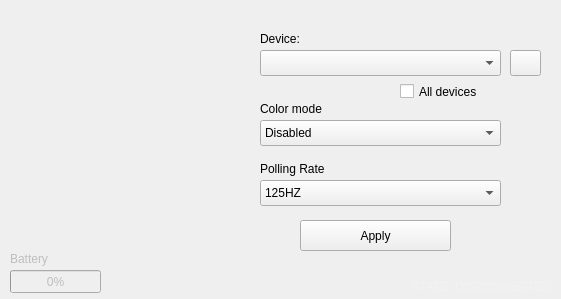
iago-fragnan/attack-shark-x11-linux, file atsx11.ui: the form before one commit.
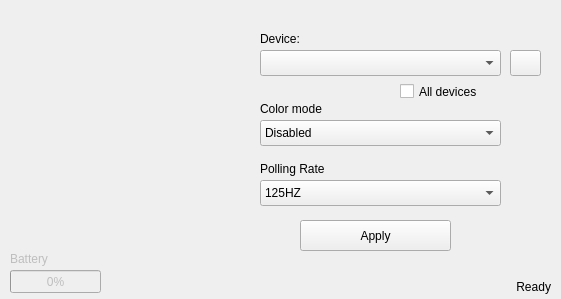
The form after the commit. Icons and pictures are not drawn.

Commit message: feat: add sudo prompt on startup and fix theme

Patch:
```diff
--- a/atsx11.ui
+++ b/atsx11.ui
@@ -322,7 +322,7 @@
      </rect>
     </property>
     <property name="text">
-     <string>&lt;html&gt;&lt;head/&gt;&lt;body&gt;&lt;p&gt;&lt;span style=&quot; color:#f2f2f2;&quot;&gt;STATE: DISCONNECTED&lt;/span&gt;&lt;/p&gt;&lt;/body&gt;&lt;/html&gt;</string>
+     <string>Ready</string>
     </property>
     <property name="alignment">
      <set>Qt::AlignmentFlag::AlignRight|Qt::AlignmentFlag::AlignTop|Qt::AlignmentFlag::AlignTrailing</set>
```
The commit also changes 2 other files.
